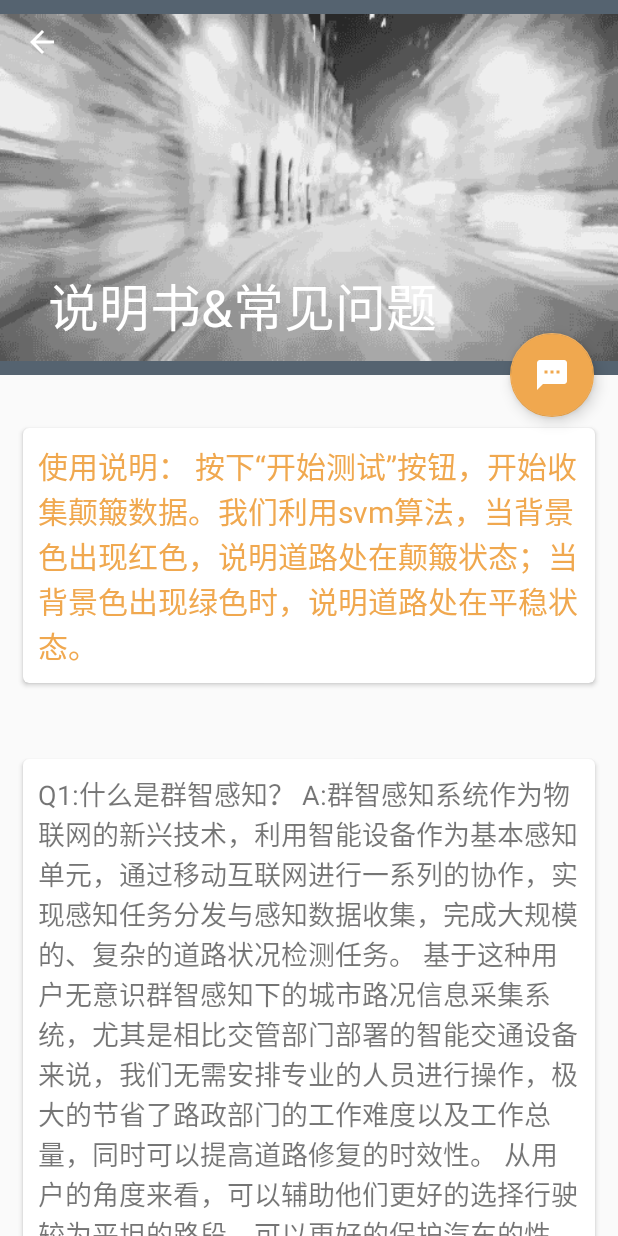
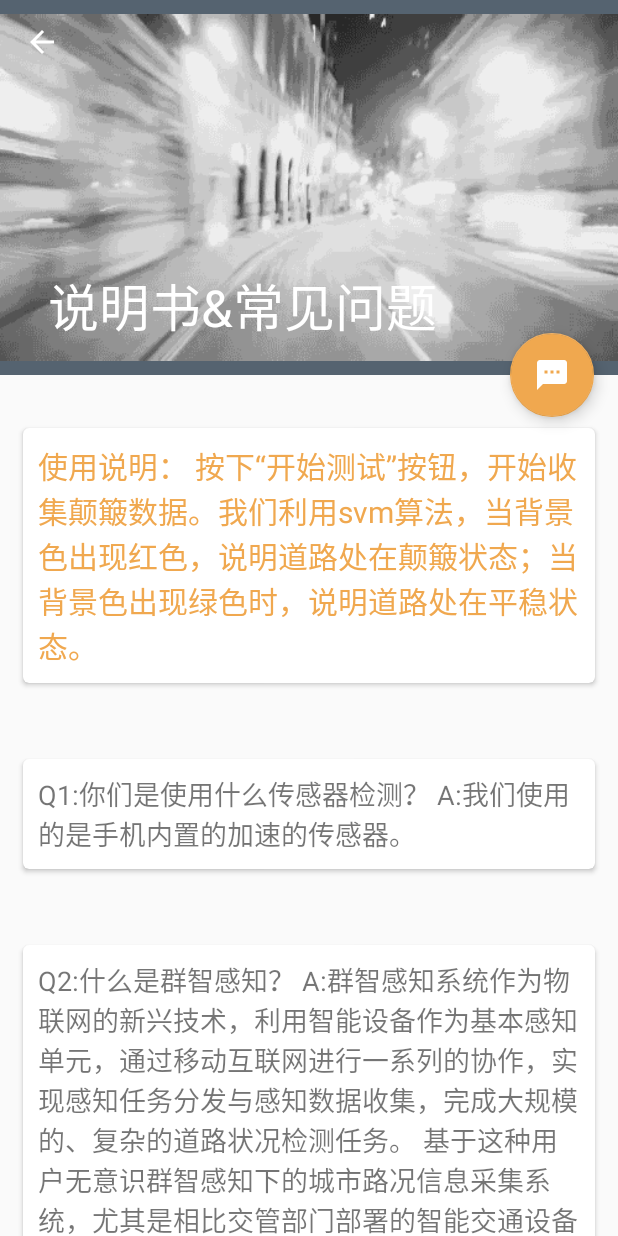
Before and after one commit to shuangjiang169/RoadInspect, an Android app: the InstructionActivity screen opened directly, with no data from a screen before it, on a phone screen of 412 x 824 dp. Run offline under Robolectric (Android 15) with nearby library versions, the phone set to English and light mode, and no system bars.

```diff
--- a/app/src/main/java/com/example/boyceng/roadinspect/MainActivity.java
+++ b/app/src/main/java/com/example/boyceng/roadinspect/MainActivity.java
@@ -104,7 +104,7 @@ public class MainActivity extends BaseActivity
             @Override
             public void onClick(View view) {
                 Snackbar.make(view, "显示经纬度", Snackbar.LENGTH_SHORT)  //第一个显示内容，第二个显示时间
-                        .setAction("Undo", new View.OnClickListener() {
+                        .setAction("获取", new View.OnClickListener() {
 
                             @Override
                             public void onClick(View v) {
--- a/app/src/main/res/layout/instruction.xml
+++ b/app/src/main/res/layout/instruction.xml
@@ -68,6 +68,7 @@
 					android:textColor="#f0a84f"/>
 			</android.support.v7.widget.CardView>
 
+
 			<android.support.v7.widget.CardView
 				android:layout_width="match_parent"
 				android:layout_height="wrap_content"
@@ -76,10 +77,8 @@
 				android:layout_marginRight="15dp"
 				android:layout_marginTop="35dp"
 				app:cardCornerRadius="4dp">
-				<TextView android:text="Q1:什么是群智感知？
-A:群智感知系统作为物联网的新兴技术，利用智能设备作为基本感知单元，通过移动互联网进行一系列的协作，实现感知任务分发与感知数据收集，完成大规模的、复杂的道路状况检测任务。
-基于这种用户无意识群智感知下的城市路况信息采集系统，尤其是相比交管部门部署的智能交通设备来说，我们无需安排专业的人员进行操作，极大的节省了路政部门的工作难度以及工作总量，同时可以提高道路修复的时效性。
-从用户的角度来看，可以辅助他们更好的选择行驶较为平坦的路段，可以更好的保护汽车的性能，节省更多少的时间，最重要的是可以提高道路安全系数，减少交通事故的发生。"
+				<TextView android:text="Q1:你们是使用什么传感器检测？
+A:我们使用的是手机内置的加速的传感器。"
 					android:layout_width="match_parent"
 					android:layout_height="wrap_content"
 					android:layout_margin="10dp"
@@ -93,8 +92,10 @@ A:群智感知系统作为物联网的新兴技术，利用智能设备作为基
 				android:layout_marginRight="15dp"
 				android:layout_marginTop="35dp"
 				app:cardCornerRadius="4dp">
-				<TextView android:text="Q2:是用什么传感器检测？
-A:我们使用的是手机内置的加速的传感器。"
+				<TextView android:text="Q2:什么是群智感知？
+A:群智感知系统作为物联网的新兴技术，利用智能设备作为基本感知单元，通过移动互联网进行一系列的协作，实现感知任务分发与感知数据收集，完成大规模的、复杂的道路状况检测任务。
+基于这种用户无意识群智感知下的城市路况信息采集系统，尤其是相比交管部门部署的智能交通设备来说，我们无需安排专业的人员进行操作，极大的节省了路政部门的工作难度以及工作总量，同时可以提高道路修复的时效性。
+从用户的角度来看，可以辅助他们更好的选择行驶较为平坦的路段，可以更好的保护汽车的性能，节省更多少的时间，最重要的是可以提高道路安全系数，减少交通事故的发生。"
 					android:layout_width="match_parent"
 					android:layout_height="wrap_content"
 					android:layout_margin="10dp"
```
Also changed, not shown: app/src/main/res/layout/activity_main.xml (+19 -6 lines).
